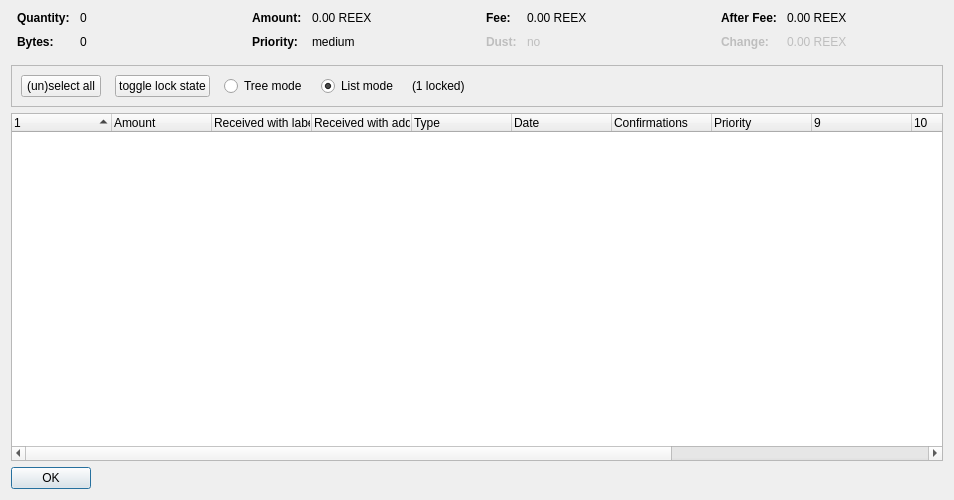
Old version of the form src/qt/forms/coincontroldialog.ui in the repository supertref/Reex.
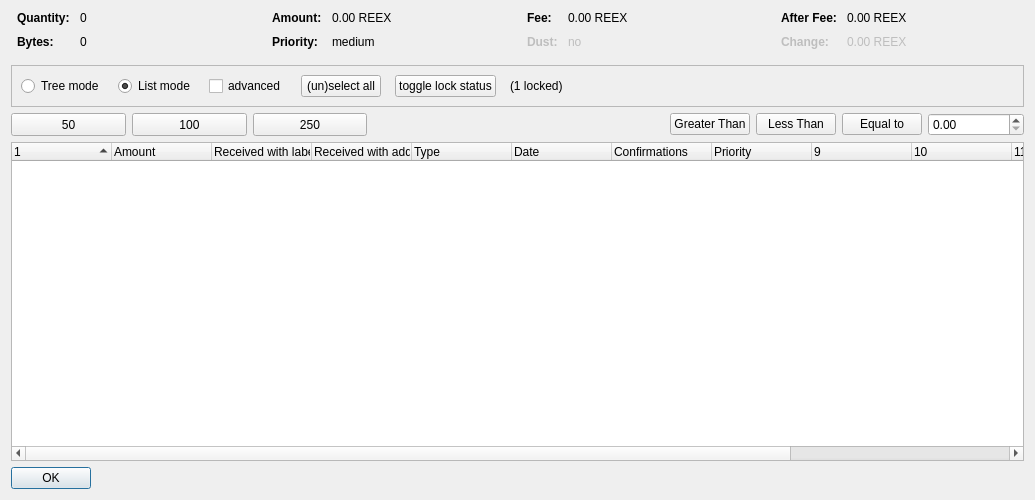
New version of the form. Custom widgets are drawn as their Qt base class.

Commit message: [GUI] Input Selection

```diff
--- a/src/qt/forms/coincontroldialog.ui
+++ b/src/qt/forms/coincontroldialog.ui
@@ -6,7 +6,7 @@
    <rect>
     <x>0</x>
     <y>0</y>
-    <width>954</width>
+    <width>1035</width>
     <height>500</height>
    </rect>
   </property>
@@ -348,42 +348,10 @@
      </property>
      <layout class="QHBoxLayout" name="horizontalLayout">
       <item>
-       <layout class="QHBoxLayout" name="horizontalLayoutPanel" stretch="0,0,0,0,0,0">
+       <layout class="QHBoxLayout" name="horizontalLayoutPanel" stretch="0,0,0,0,0,0,0">
         <property name="spacing">
          <number>14</number>
         </property>
-        <item>
-         <widget class="QPushButton" name="pushButtonSelectAll">
-          <property name="sizePolicy">
-           <sizepolicy hsizetype="Maximum" vsizetype="Fixed">
-            <horstretch>0</horstretch>
-            <verstretch>0</verstretch>
-           </sizepolicy>
-          </property>
-          <property name="text">
-           <string>(un)select all</string>
-          </property>
-          <property name="autoDefault">
-           <bool>false</bool>
-          </property>
-         </widget>
-        </item>
-        <item>
-         <widget class="QPushButton" name="pushButtonToggleLock">
-          <property name="sizePolicy">
-           <sizepolicy hsizetype="Maximum" vsizetype="Fixed">
-            <horstretch>0</horstretch>
-            <verstretch>0</verstretch>
-           </sizepolicy>
-          </property>
-          <property name="text">
-           <string>toggle lock state</string>
-          </property>
-          <property name="autoDefault">
-           <bool>false</bool>
-          </property>
-         </widget>
-        </item>
         <item>
          <widget class="QRadioButton" name="radioTreeMode">
           <property name="sizePolicy">
@@ -413,6 +381,51 @@
           </property>
          </widget>
         </item>
+        <item>
+         <widget class="QCheckBox" name="advanced">
+          <property name="minimumSize">
+           <size>
+            <width>70</width>
+            <height>17</height>
+           </size>
+          </property>
+          <property name="text">
+           <string>advanced</string>
+          </property>
+         </widget>
+        </item>
+        <item>
+         <widget class="QPushButton" name="pushButtonSelectAll">
+          <property name="sizePolicy">
+           <sizepolicy hsizetype="Maximum" vsizetype="Fixed">
+            <horstretch>0</horstretch>
+            <verstretch>0</verstretch>
+           </sizepolicy>
+          </property>
+          <property name="text">
+            <string>(un)select all</string>
+          </property>
+          <property name="autoDefault">
+           <bool>false</bool>
+          </property>
+         </widget>
+        </item>
+        <item>
+         <widget class="QPushButton" name="pushButtonToggleLock">
+          <property name="sizePolicy">
+           <sizepolicy hsizetype="Maximum" vsizetype="Fixed">
+            <horstretch>0</horstretch>
+            <verstretch>0</verstretch>
+           </sizepolicy>
+          </property>
+          <property name="text">
+           <string>toggle lock status</string>
+          </property>
+          <property name="autoDefault">
+           <bool>false</bool>
+          </property>
+         </widget>
+        </item>
         <item>
          <widget class="QLabel" name="labelLocked">
           <property name="text">
@@ -438,6 +451,99 @@
      </layout>
     </widget>
    </item>
+   <item>
+    <layout class="QHBoxLayout" name="horizontalLayout_3">
+     <item>
+      <widget class="QPushButton" name="select_50">
+       <property name="minimumSize">
+        <size>
+         <width>115</width>
+         <height>23</height>
+        </size>
+       </property>
+       <property name="text">
+        <string>50</string>
+       </property>
+      </widget>
+     </item>
+     <item>
+      <widget class="QPushButton" name="select_100">
+       <property name="minimumSize">
+        <size>
+         <width>115</width>
+         <height>23</height>
+        </size>
+       </property>
+       <property name="text">
+        <string>100</string>
+       </property>
+      </widget>
+     </item>
+     <item>
+      <widget class="QPushButton" name="select_250">
+       <property name="minimumSize">
+        <size>
+         <width>114</width>
+         <height>23</height>
+        </size>
+       </property>
+       <property name="text">
+        <string>250</string>
+       </property>
+      </widget>
+     </item>
+     <item>
+      <spacer name="horizontalSpacer_2">
+       <property name="orientation">
+        <enum>Qt::Horizontal</enum>
+       </property>
+       <property name="sizeHint" stdset="0">
+        <size>
+         <width>40</width>
+         <height>20</height>
+        </size>
+       </property>
+      </spacer>
+     </item>
+     <item>
+      <widget class="QPushButton" name="GreaterThan">
+       <property name="text">
+        <string>Greater Than</string>
+       </property>
+      </widget>
+     </item>
+     <item>
+      <widget class="QPushButton" name="LessThan">
+       <property name="text">
+        <string>Less Than</string>
+       </property>
+      </widget>
+     </item>
+     <item>
+      <widget class="QPushButton" name="EqualTo">
+       <property name="text">
+        <string>Equal to</string>
+       </property>
+      </widget>
+     </item>
+     <item>
+      <widget class="QDoubleSpinBox" name="num_box">
+       <property name="minimumSize">
+        <size>
+         <width>96</width>
+         <height>20</height>
+        </size>
+       </property>
+      </widget>
+     </item>
+    </layout>
+   </item>
+   <item>
+    <layout class="QVBoxLayout" name="verticalLayout_2"/>
+   </item>
+   <item>
+    <layout class="QHBoxLayout" name="horizontalLayout_2"/>
+   </item>
    <item>
     <widget class="CoinControlTreeWidget" name="treeWidget">
      <property name="contextMenuPolicy">
```
Left out of the diff: 2 changed lines with no effect on the pictures. The commit also changes 2 other files.
